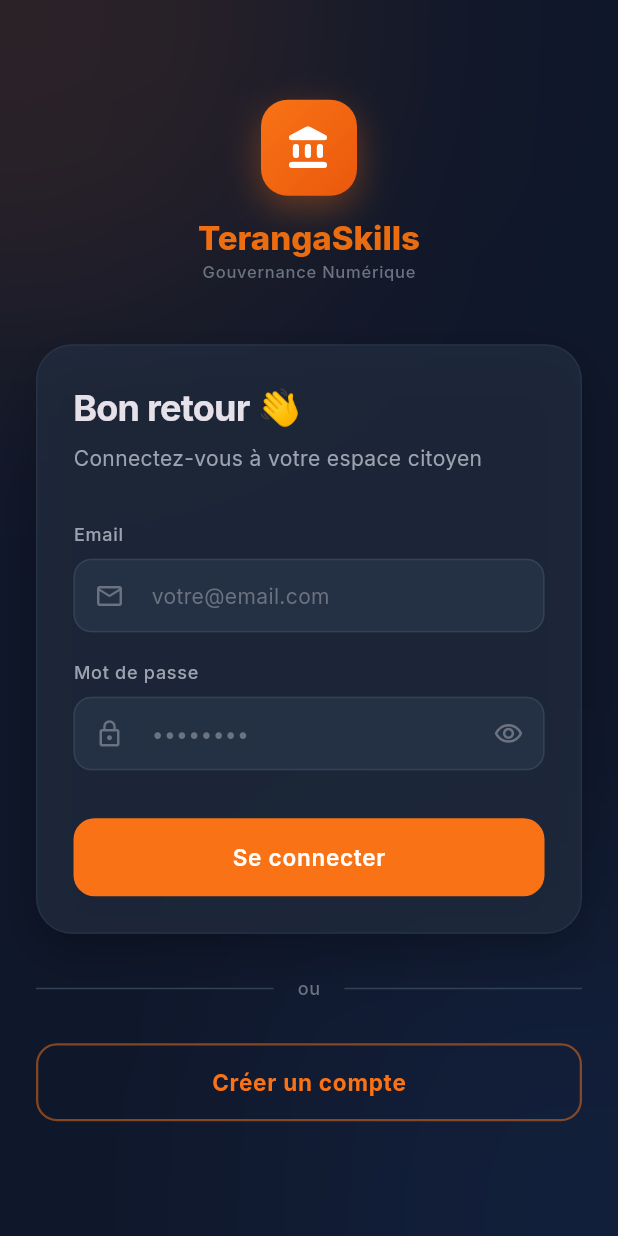
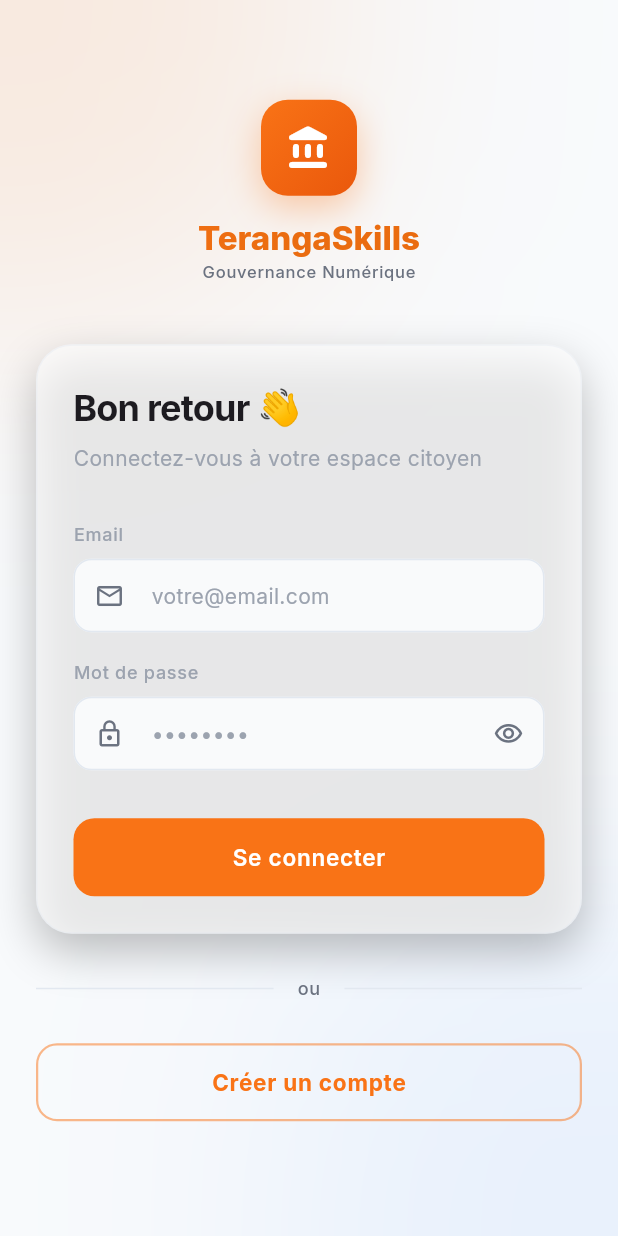
Before and after one commit to diarietoudiop/terangaSkillsMobile, a Flutter app: the screen it shows after launch, on a phone screen of 412 x 824 dp. Run offline on Flutter 3.47's test engine with Material 3 defaults, Android fonts, the phone set to English and light mode, and no system bars; our stand-ins replace cached_network_image, connectivity_plus, dio, fl_chart, geolocator, get and 5 more; missing offline and left inert: mobile_scanner; accounts and stored records are empty.

Commit message:
fix(theme): support automatic theme adaptation to system settings by default

```diff
--- a/lib/main.dart
+++ b/lib/main.dart
@@ -49,8 +49,13 @@
         ? AppRoutes.home
         : AppRoutes.login;
 
-    final isDark = storage.read<bool>('is_dark_mode') ?? true;
-    final initialThemeMode = isDark ? ThemeMode.dark : ThemeMode.light;
+    final isDark = storage.read<bool>('is_dark_mode');
+    final ThemeMode initialThemeMode;
+    if (isDark == null) {
+      initialThemeMode = ThemeMode.system;
+    } else {
+      initialThemeMode = isDark ? ThemeMode.dark : ThemeMode.light;
+    }
 
     return GetMaterialApp(
       title: 'TerangaSkills',
--- a/lib/modules/home/widgets/profile_drawer.dart
+++ b/lib/modules/home/widgets/profile_drawer.dart
@@ -17,7 +17,7 @@
     final auth = Get.find<AuthController>();
     final homeController = Get.find<HomeController>();
     final connService = Get.find<ConnectivityService>();
-    final isDarkMode = (GetStorage().read<bool>('is_dark_mode') ?? true).obs;
+    final isDarkMode = (GetStorage().read<bool>('is_dark_mode') ?? Get.isPlatformDarkMode).obs;
 
     return Drawer(
       backgroundColor: AppColors.darkBackground,
```
